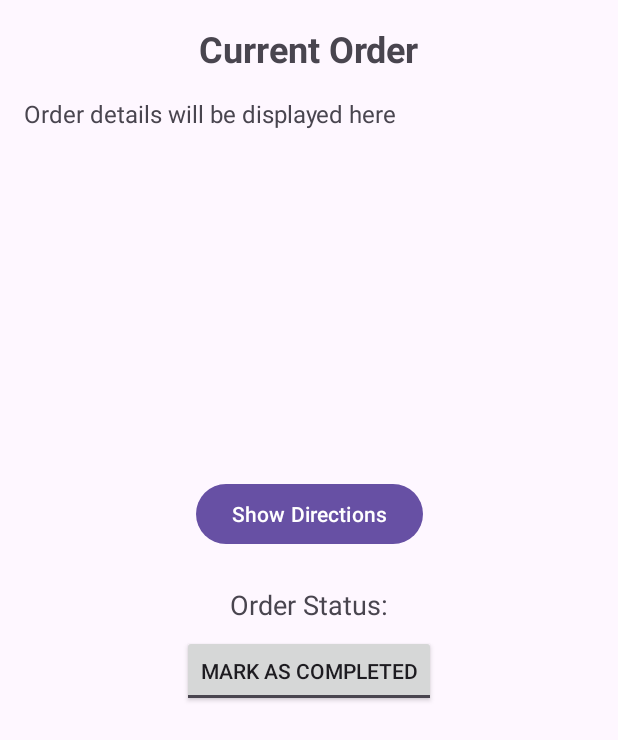
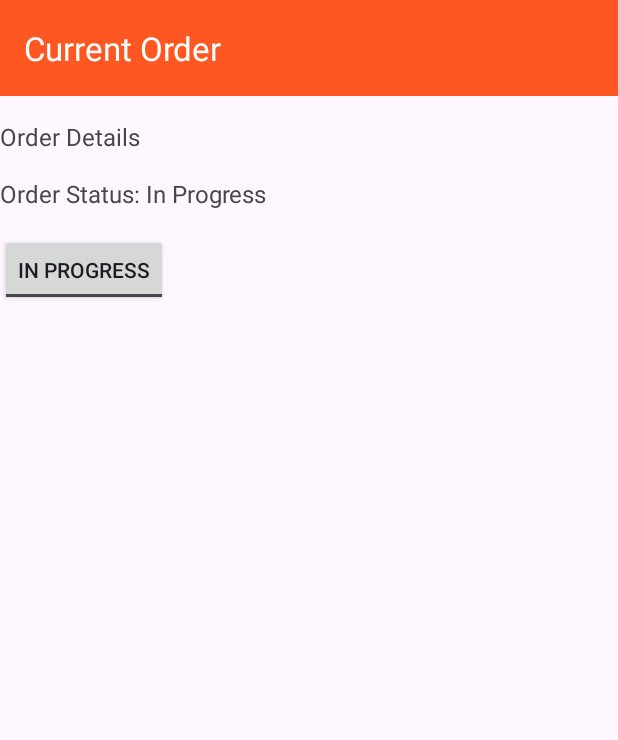
Before and after one commit to ahadgalqahtani/projectR, an Android app: the CurrentOrder screen opened directly, with no data from a screen before it, on a phone screen of 412 x 824 dp. Shown: the top 740 px of the screen. Run offline under Robolectric (Android 15) with nearby library versions, the phone set to English and light mode, and no system bars; our stand-ins replace Firebase (no records; nobody signed in at launch, a user with empty details on screens opened directly).

Commit message:
Driver page and current order

```diff
--- a/app/src/main/java/com/example/lab4/CurrentOrder.java
+++ b/app/src/main/java/com/example/lab4/CurrentOrder.java
@@ -1,11 +1,13 @@
 package com.example.lab4;
 
+import android.content.Intent;
 import android.os.Bundle;
 import android.widget.TextView;
+import android.widget.ToggleButton;
 import android.widget.Toast;
-import android.widget.ToggleButton;
 
 import androidx.appcompat.app.AppCompatActivity;
+import androidx.appcompat.widget.Toolbar;
 
 import com.google.firebase.database.DataSnapshot;
 import com.google.firebase.database.DatabaseError;
@@ -18,19 +20,27 @@ public class CurrentOrder extends AppCompatActivity {
     private TextView orderDetailsTextView;
     private ToggleButton toggleStatus;
     private DatabaseReference orderReference;
-    private String currentOrderId = "order123"; // Replace with dynamic order ID from app logic على اساس الاوردر اللي نختاره
+    private String currentOrderId;  // This will hold the order ID from DriverActivity
 
     @Override
     protected void onCreate(Bundle savedInstanceState) {
         super.onCreate(savedInstanceState);
         setContentView(R.layout.activity_current_order);
 
+        // Get the orderId passed from DriverActivity
+        currentOrderId = getIntent().getStringExtra("orderId");
+
         // Initialize views
         orderDetailsTextView = findViewById(R.id.tv_order_details);
         toggleStatus = findViewById(R.id.toggle_status);
 
-        // Firebase reference
-        orderReference = FirebaseDatabase.getInstance().getReference("order").child(currentOrderId);
+        // Set up the toolbar
+        Toolbar toolbar = findViewById(R.id.toolbar);
+        setSupportActionBar(toolbar);  // This sets the Toolbar as the action bar
+        getSupportActionBar().setTitle("Current Order");
+
+        // Firebase reference to the order with the dynamic orderId
+        orderReference = FirebaseDatabase.getInstance().getReference("orders").child(currentOrderId);
 
         // Load order details
         loadOrderDetails();
@@ -52,6 +62,7 @@ public class CurrentOrder extends AppCompatActivity {
                 if (snapshot.exists()) {
                     OrderData order = snapshot.getValue(OrderData.class);
                     if (order != null) {
+                        // Display order details
                         String details = "Order ID: " + order.getOrderId() +
                                 "\nDelivery Date: " + order.getDeliveryDate() +
                                 "\nCustomer: " + order.getCustomerDetails() +
@@ -61,7 +72,7 @@ public class CurrentOrder extends AppCompatActivity {
                                 "\nStatus: " + order.getStatus();
                         orderDetailsTextView.setText(details);
 
-                        // Set the toggle state based on the status
+                        // Set the toggle button state based on the order status
                         toggleStatus.setChecked("Completed".equals(order.getStatus()));
                     }
                 } else {
@@ -86,6 +97,10 @@ public class CurrentOrder extends AppCompatActivity {
                 .addOnCompleteListener(task -> {
                     if (task.isSuccessful()) {
                         Toast.makeText(this, "Order status updated to " + status, Toast.LENGTH_SHORT).show();
+                        // Once the status is updated, return to the DriverActivity
+                        Intent intent = new Intent(CurrentOrder.this, Driver.class);
+                        startActivity(intent);
+                        finish(); // Close the current activity (CurrentOrder)
                     } else {
                         Toast.makeText(this, "Failed to update order status", Toast.LENGTH_SHORT).show();
                     }
--- a/app/src/main/java/com/example/lab4/MapsActivityJeddah.java
+++ b/app/src/main/java/com/example/lab4/MapsActivityJeddah.java
@@ -60,7 +60,7 @@ public class MapsActivityJeddah extends AppCompatActivity implements OnMapReadyC
     }
 
     @Override
-    public void onMapReady(GoogleMap googleMap) {
+    public void onMapReady(@NonNull GoogleMap googleMap) {
         mMap = googleMap;
 
         // Set map settings
--- a/app/src/main/res/layout/activity_current_order.xml
+++ b/app/src/main/res/layout/activity_current_order.xml
@@ -1,81 +1,48 @@
 <?xml version="1.0" encoding="utf-8"?>
-<androidx.constraintlayout.widget.ConstraintLayout
-    xmlns:android="http://schemas.android.com/apk/res/android"
+<RelativeLayout xmlns:android="http://schemas.android.com/apk/res/android"
     xmlns:app="http://schemas.android.com/apk/res-auto"
-    xmlns:tools="http://schemas.android.com/tools"
-    android:id="@+id/main"
     android:layout_width="match_parent"
-    android:layout_height="match_parent"
-    tools:context=".CurrentOrder">
+    android:layout_height="match_parent">
 
+    <!-- Correct Toolbar using androidx.appcompat.widget.Toolbar -->
+    <androidx.appcompat.widget.Toolbar
+        android:id="@+id/toolbar"
+        android:layout_width="match_parent"
+        android:layout_height="wrap_content"
+        android:background="#FF5722"
+        android:title="Current Order"
+        android:titleTextColor="@android:color/white"
+        android:layout_alignParentTop="true"
+        app:titleTextColor="@android:color/white"/>
 
-    <!-- Current Order Title -->
+    <!-- Order details -->
     <TextView
-        android:id="@+id/tv_current_order_title"
+        android:id="@+id/tv_order_details"
         android:layout_width="wrap_content"
         android:layout_height="wrap_content"
-        android:text="Current Order"
-        android:textSize="24sp"
-        android:textStyle="bold"
+        android:layout_below="@id/toolbar"
         android:layout_marginTop="16dp"
-        app:layout_constraintTop_toTopOf="parent"
-        app:layout_constraintStart_toStartOf="parent"
-        app:layout_constraintEnd_toEndOf="parent" />
+        android:text="Order Details"
+        android:textSize="16sp"/>
 
-    <!-- Order Details -->
+    <!-- Order status -->
     <TextView
-        android:id="@+id/tv_order_details"
-        android:layout_width="0dp"
-        android:layout_height="wrap_content"
-        android:text="Order details will be displayed here"
-        android:textSize="16sp"
-        android:layout_margin="16dp"
-        app:layout_constraintTop_toBottomOf="@id/tv_current_order_title"
-        app:layout_constraintStart_toStartOf="parent"
-        app:layout_constraintEnd_toEndOf="parent" />
-
-    <!-- Map -->
-    <FrameLayout
-        android:id="@+id/map_container"
-        android:layout_width="0dp"
-        android:layout_height="200dp"
-        android:layout_marginTop="16dp"
-        app:layout_constraintTop_toBottomOf="@id/tv_order_details"
-        app:layout_constraintStart_toStartOf="parent"
-        app:layout_constraintEnd_toEndOf="parent" />
-
-    <!-- Show Directions Button -->
-    <Button
-        android:id="@+id/btn_show_directions"
+        android:id="@+id/tv_order_status"
         android:layout_width="wrap_content"
         android:layout_height="wrap_content"
-        android:text="Show Directions"
+        android:layout_below="@id/tv_order_details"
         android:layout_marginTop="16dp"
-        app:layout_constraintTop_toBottomOf="@id/map_container"
-        app:layout_constraintStart_toStartOf="parent"
-        app:layout_constraintEnd_toEndOf="parent" />
+        android:text="Order Status: In Progress"
+        android:textSize="16sp"/>
 
-    <!-- Order Status Toggle -->
-    <TextView
-        android:id="@+id/tv_status_label"
-        android:layout_width="wrap_content"
-        android:layout_height="wrap_content"
-        android:text="Order Status:"
-        android:textSize="18sp"
-        android:layout_marginTop="24dp"
-        app:layout_constraintTop_toBottomOf="@id/btn_show_directions"
-        app:layout_constraintStart_toStartOf="parent"
-        app:layout_constraintEnd_toEndOf="parent" />
-
+    <!-- Toggle status button -->
     <ToggleButton
         android:id="@+id/toggle_status"
         android:layout_width="wrap_content"
         android:layout_height="wrap_content"
-        android:layout_marginTop="8dp"
-        android:textOff="Mark as Completed"
+        android:layout_below="@id/tv_order_status"
+        android:layout_marginTop="16dp"
         android:textOn="Completed"
-        app:layout_constraintTop_toBottomOf="@id/tv_status_label"
-        app:layout_constraintStart_toStartOf="parent"
-        app:layout_constraintEnd_toEndOf="parent" />
+        android:textOff="In Progress" />
 
-</androidx.constraintlayout.widget.ConstraintLayout>
+</RelativeLayout>
--- a/gradle/libs.versions.toml
+++ b/gradle/libs.versions.toml
@@ -1,5 +1,5 @@
 [versions]
-agp = "8.6.0"
+agp = "8.7.2"
 junit = "4.13.2"
 junitVersion = "1.2.1"
 espressoCore = "3.6.1"
```
Also changed, not shown: app/src/main/java/com/example/lab4/Driver.java (+76 -12 lines), app/src/main/java/com/example/lab4/MapsActivityMakkah.java (+89 -30 lines), app/src/main/java/com/example/lab4/OrderAdapter.java (+35 -60 lines), app/src/main/java/com/example/lab4/ViewOrder.java (+16 -13 lines), app/src/main/res/layout/activity_driver.xml (+37 -5 lines), app/src/main/res/layout/activity_view_order.xml (+4 -7 lines), app/src/main/res/layout/item_order_partial.xml (added, +22 -0 lines), gradle/wrapper/gradle-wrapper.properties.
